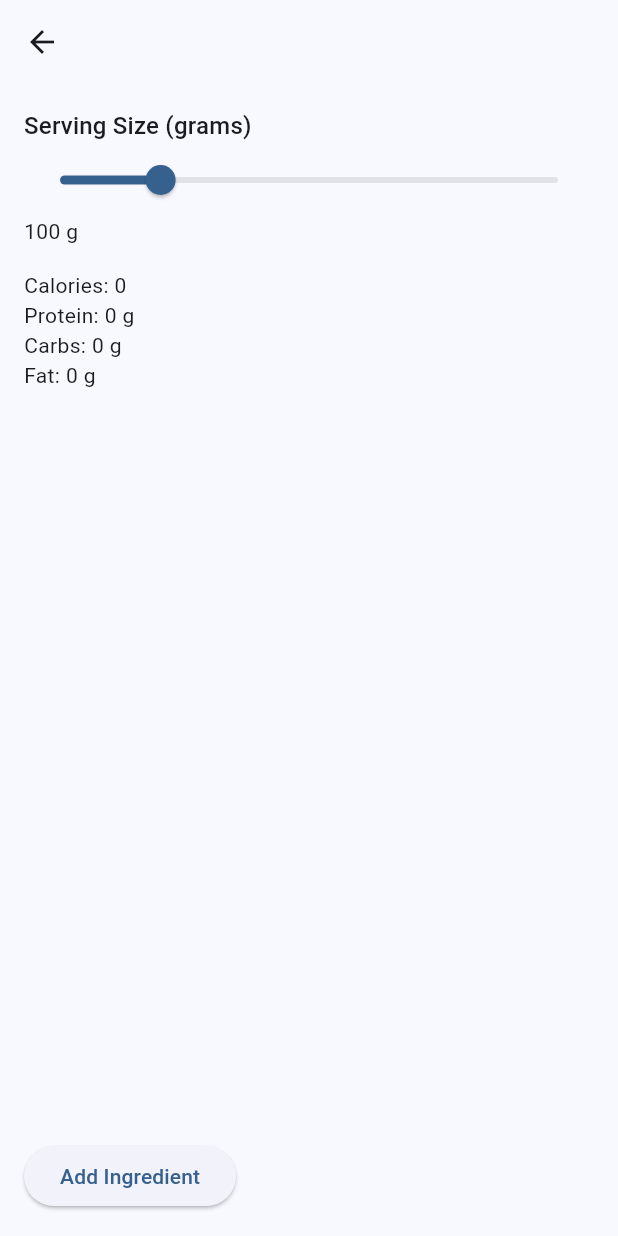
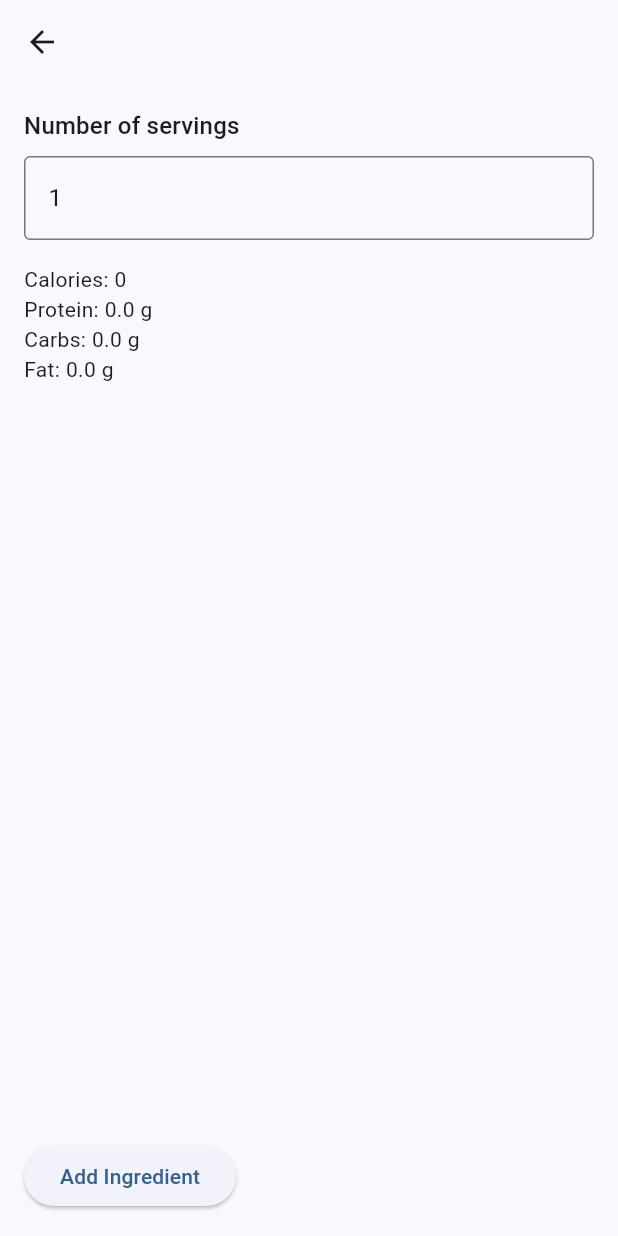
Before and after one commit to armaan1019/LockedIn, a Flutter app: the AddIngredientPage screen opened directly with empty values, on a phone screen of 412 x 824 dp. Run offline on Flutter 3.47's test engine with Material 3 defaults, Android fonts, the phone set to English and light mode, and no system bars; missing offline and left inert: mobile_scanner.

Commit message:
Made servings text entry

```diff
--- a/lib/features/diet/add_ingredient_page.dart
+++ b/lib/features/diet/add_ingredient_page.dart
@@ -11,7 +11,18 @@ class AddIngredientPage extends StatefulWidget {
 }
 
 class _AddIngredientPageState extends State<AddIngredientPage> {
-  double grams = 100;
+  final _servingsController = TextEditingController(text: '1');
+
+  double get servings {
+    final v = double.tryParse(_servingsController.text);
+    return (v != null && v > 0) ? v : 1;
+  }
+
+  @override
+  void dispose() {
+    _servingsController.dispose();
+    super.dispose();
+  }
 
   @override
   Widget build(BuildContext context) {
@@ -24,25 +35,29 @@ class _AddIngredientPageState extends State<AddIngredientPage> {
         child: Column(
           crossAxisAlignment: CrossAxisAlignment.start,
           children: [
-            Text('Serving Size (grams)', style: Theme.of(context).textTheme.titleMedium),
-
-            Slider(
-              min: 1,
-              max: 500,
-              divisions: 499,
-              value: grams,
-              label: grams.round().toString(),
-              onChanged: (v) => setState(() => grams = v),
+            Text(
+              'Number of servings',
+              style: Theme.of(context).textTheme.titleMedium,
             ),
 
-            Text('${grams.round()} g'),
+            const SizedBox(height: 8),
+
+            TextField(
+              controller: _servingsController,
+              keyboardType: const TextInputType.numberWithOptions(decimal: true),
+              decoration: const InputDecoration(
+                hintText: 'e.g. 2',
+                border: OutlineInputBorder(),
+              ),
+              onChanged: (_) => setState(() {}),
+            ),
 
             const SizedBox(height: 16),
 
-            Text('Calories: ${food.caloriesFor(grams)}'),
-            Text('Protein: ${food.proteinFor(grams)} g'),
-            Text('Carbs: ${food.carbsFor(grams)} g'),
-            Text('Fat: ${food.fatFor(grams)} g'),
+            Text('Calories: ${food.caloriesForServings(servings)}'),
+            Text('Protein: ${food.proteinForServings(servings).toStringAsFixed(1)} g'),
+            Text('Carbs: ${food.carbsForServings(servings).toStringAsFixed(1)} g'),
+            Text('Fat: ${food.fatForServings(servings).toStringAsFixed(1)} g'),
 
             const Spacer(),
 
@@ -50,7 +65,10 @@ class _AddIngredientPageState extends State<AddIngredientPage> {
               onPressed: () {
                 Navigator.pop(
                   context,
-                  Ingredient(food: food, grams: grams),
+                  Ingredient(
+                    food: food,
+                    servings: servings,
+                  ),
                 );
               },
               child: const Text('Add Ingredient'),
--- a/lib/features/diet/diet_page.dart
+++ b/lib/features/diet/diet_page.dart
@@ -26,7 +26,7 @@ class _DietPageState extends State<DietPage> {
   Ingredient _ingredientFromFood(Food food) {
     return Ingredient(
       food: food,
-      grams: 100.0,
+      servings: 1.0,
     );
   }
 
@@ -280,6 +280,7 @@ class _CreateMealFormState extends State<CreateMealForm> {
           ..._ingredients.map(
             (i) => ListTile(
               title: Text(i.name),
+              subtitle: Text('${(i.grams / i.food.defaultServingGrams).toStringAsFixed(1)} servings'),
               trailing: Text('${i.calories} cal'),
             ),
           ),
@@ -404,7 +405,7 @@ class _AddIngredientFormState extends State<AddIngredientForm> {
                 context,
                 Ingredient(
                   food: food,
-                  grams: 100.0, // default serving size
+                  servings: 1.0, // default serving size
                 ),
               );
             },
--- a/lib/features/diet/models/food.dart
+++ b/lib/features/diet/models/food.dart
@@ -4,6 +4,7 @@ class Food {
   final int proteinPer100g;
   final int carbsPer100g;
   final int fatPer100g;
+  final double defaultServingGrams; // e.g., 28g for 1 slice of bacon
 
   Food({
     required this.name,
@@ -11,37 +12,40 @@ class Food {
     required this.proteinPer100g,
     required this.carbsPer100g,
     required this.fatPer100g,
+    this.defaultServingGrams = 100.0,
   });
 
-  // Scaling logic
-  int caloriesFor(double grams) =>
-      (caloriesPer100g * grams / 100).round();
+  // Calculate nutrition for a given serving count
+  int caloriesForServings(double servings) =>
+      ((caloriesPer100g / 100) * defaultServingGrams * servings).round();
 
-  int proteinFor(double grams) =>
-      (proteinPer100g * grams / 100).round();
+  double proteinForServings(double servings) =>
+      ((proteinPer100g / 100) * defaultServingGrams * servings);
 
-  int carbsFor(double grams) =>
-      (carbsPer100g * grams / 100).round();
+  double carbsForServings(double servings) =>
+      ((carbsPer100g / 100) * defaultServingGrams * servings);
 
-  int fatFor(double grams) =>
-      (fatPer100g * grams / 100).round();
+  double fatForServings(double servings) =>
+      ((fatPer100g / 100) * defaultServingGrams * servings);
 }
 
 class Ingredient {
   final Food food;
-  double grams;
+  double servings; // number of servings (e.g. 2 = 2 servings)
 
   Ingredient({
     required this.food,
-    required this.grams,
+    required this.servings,
   });
 
   String get name => food.name;
 
-  int get calories => food.caloriesFor(grams);
-  int get protein => food.proteinFor(grams);
-  int get carbs => food.carbsFor(grams);
-  int get fat => food.fatFor(grams);
+  double get grams => food.defaultServingGrams * servings;
+
+  int get calories => food.caloriesForServings(servings);
+  int get protein => food.proteinForServings(servings).round();
+  int get carbs => food.carbsForServings(servings).round();
+  int get fat => food.fatForServings(servings).round();
 }
 
 class Meal {
```
